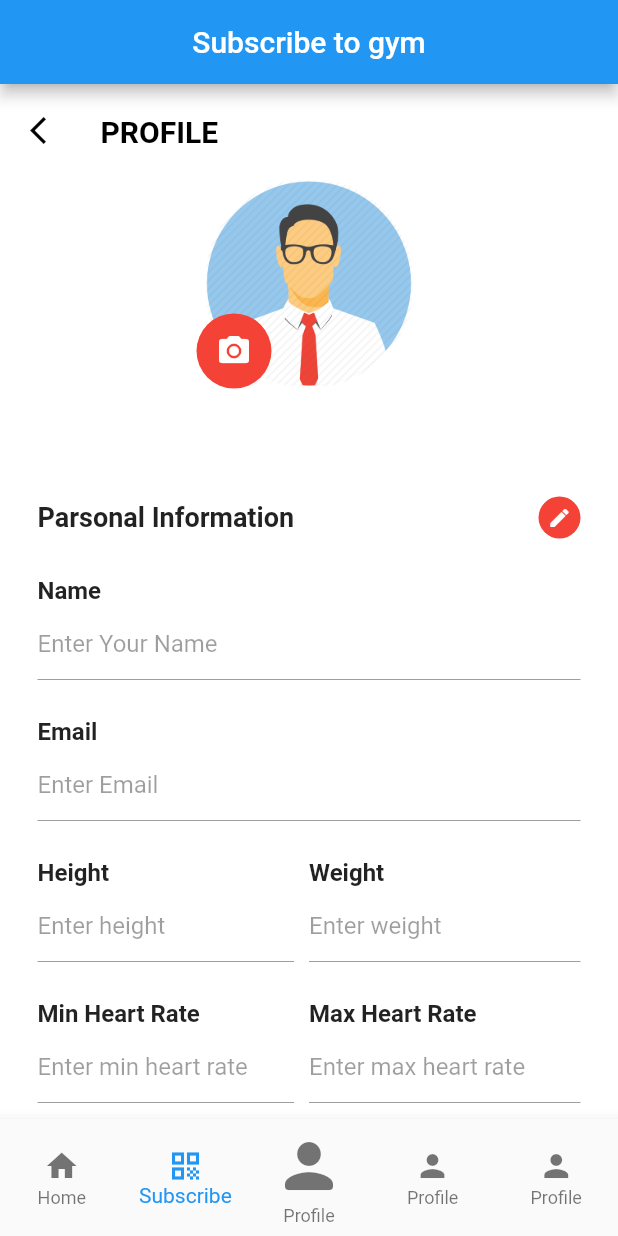
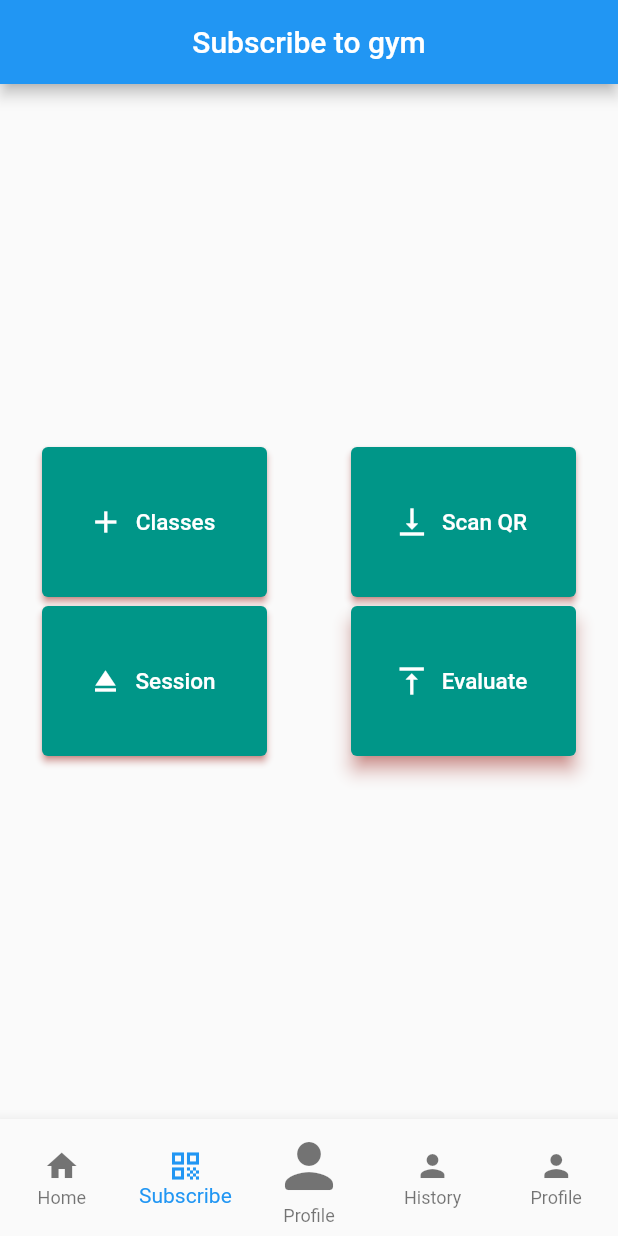
Before and after one commit to joao-martins-inf/trainees_flutter, a Flutter app: the screen it shows after launch, item 2 of the bottom bar chosen, on a phone screen of 412 x 824 dp. Run offline on Flutter 3.47's test engine with Material 2 defaults, Android fonts, the phone set to English and light mode, and no system bars; missing offline and left inert: qr_code_scanner; Roboto replaces fonts that are missing (sans-serif-light).

```diff
--- /dev/null
+++ b/lib/screens/gym/gym.dart
@@ -0,0 +1,112 @@
+import 'package:flutter/material.dart';
+import 'package:trainees_flutter/screens/gym/qrScanner/qrScanner.dart';
+
+
+class Gym extends StatefulWidget{
+
+  @override
+  State<StatefulWidget> createState() => _GymState();
+
+
+}
+
+
+class _GymState extends State<Gym> {
+
+
+  @override
+  Widget build(BuildContext context) {
+    return Scaffold(
+
+        body:Center(
+        child: OrientationBuilder(
+          builder: (context, orientation) {
+            int count = 2;
+            if(orientation == Orientation.landscape){
+              count = 3;
+            }
+            return GridView.count(
+              shrinkWrap: true,
+              crossAxisCount: 2,
+
+              children: <Widget>[
+                Column(
+            mainAxisAlignment: MainAxisAlignment.spaceBetween,
+              children: [
+                ConstrainedBox(
+            constraints: BoxConstraints.tightFor(width: 150, height: 100),
+                    child:
+                ElevatedButton.icon(
+                  style: ElevatedButton.styleFrom(
+              primary: Colors.teal,
+              onPrimary: Colors.white,
+              shadowColor: Colors.red,
+
+
+            ),
+                  onPressed: () {},
+                  label: Text('Classes', style: TextStyle(fontSize: 15.0)),
+                  icon: Icon(Icons.add),
+                ),
+                ),
+                ConstrainedBox(
+                  constraints: BoxConstraints.tightFor(width: 150, height: 100),
+                    child:
+                ElevatedButton.icon(
+                    style: ElevatedButton.styleFrom(
+                      primary: Colors.teal,
+                      onPrimary: Colors.white,
+                      shadowColor: Colors.red,
+
+                    ),
+                  onPressed: () {},
+                  label: Text('Session', style: TextStyle(fontSize: 15.0)),
+                  icon: Icon(Icons.eject),
+                ),
+                ),
+          ]),
+            Column(
+            mainAxisAlignment: MainAxisAlignment.spaceBetween,
+            children: [
+              ConstrainedBox(
+                constraints: BoxConstraints.tightFor(width: 150, height: 100),
+                child:
+
+                ElevatedButton.icon(
+                  style: ElevatedButton.styleFrom(
+                    primary: Colors.teal,
+                    onPrimary: Colors.white,
+                    shadowColor: Colors.red,
+                    ),
+                  onPressed: () {QRViewExample();},
+                  label:
+                  Text('Scan QR', style: TextStyle(fontSize: 15.0)),
+                  icon: Icon(Icons.vertical_align_bottom),
+
+                ),
+              ),
+              ConstrainedBox(
+                constraints: BoxConstraints.tightFor(width: 150, height: 100),
+              child:
+                ElevatedButton.icon(
+                 style: ElevatedButton.styleFrom(
+                    primary: Colors.teal,
+                    onPrimary: Colors.white,
+                    shadowColor: Colors.red,
+                    elevation: 5,),
+                  onPressed: () {},
+                  label:
+                  Text('Evaluate', style: TextStyle(fontSize: 15.0)),
+                  icon: Icon(Icons.vertical_align_top),
+                ),
+              ),
+]),
+              ],
+            );
+          },
+        ),
+        ),
+    );
+  }
+
+  }
--- a/lib/screens/home.dart
+++ b/lib/screens/home.dart
@@ -1,5 +1,7 @@
 import 'package:flutter/material.dart';
 import 'package:trainees_flutter/screens/profile.dart';
+import 'package:trainees_flutter/screens/gym/gym.dart';
+import 'package:trainees_flutter/screens/history.dart';
 
 class Home extends StatefulWidget {
   @override
@@ -15,12 +17,14 @@ class _HomeState extends State<Home> {
         "Home",
         "Subscribe to gym",
         "Profile",
+      "History"
       ];
 
   List<Widget> get _children => [
         Profile(), // home
-        Profile(), // QRCode
-        Profile(), //Profile
+    Gym(), // QRCode
+    Profile(),
+    History(),//Profile
       ];
 
   void onTabTapped(int index) {
@@ -58,7 +62,7 @@ class _HomeState extends State<Home> {
           ),
           BottomNavigationBarItem(
             icon: new Icon(Icons.person),
-            label: "Profile",
+            label: "History",
           ),
           BottomNavigationBarItem(
             icon: new Icon(Icons.person),
--- a/lib/screens/profile.dart
+++ b/lib/screens/profile.dart
@@ -112,7 +112,7 @@ class MapScreenState extends State<Profile>
                                     mainAxisSize: MainAxisSize.min,
                                     children: <Widget>[
                                       new Text(
-                                        'Parsonal Information',
+                                        'Personal Information',
                                         style: TextStyle(
                                             fontSize: 18.0,
                                             fontWeight: FontWeight.bold),
--- a/pubspec.yaml
+++ b/pubspec.yaml
@@ -18,7 +18,7 @@ publish_to: 'none' # Remove this line if you wish to publish to pub.dev
 version: 1.0.0+1
 
 environment:
-  sdk: ">=2.7.0 <3.0.0"
+  sdk: ">=2.12.0 <3.0.0"
 
 dependencies:
   flutter:
@@ -28,6 +28,8 @@ dependencies:
   # The following adds the Cupertino Icons font to your application.
   # Use with the CupertinoIcons class for iOS style icons.
   cupertino_icons: ^1.0.2
+  qr_code_scanner: ^0.5.1
+  http: ^0.13.3
 
 dev_dependencies:
   flutter_test:
```
Also changed, not shown: lib/screens/gym/qrScanner/qrScanner.dart (added, +70 -0 lines), lib/screens/history.dart (added, +97 -0 lines), pubspec.lock, 6 other files.
